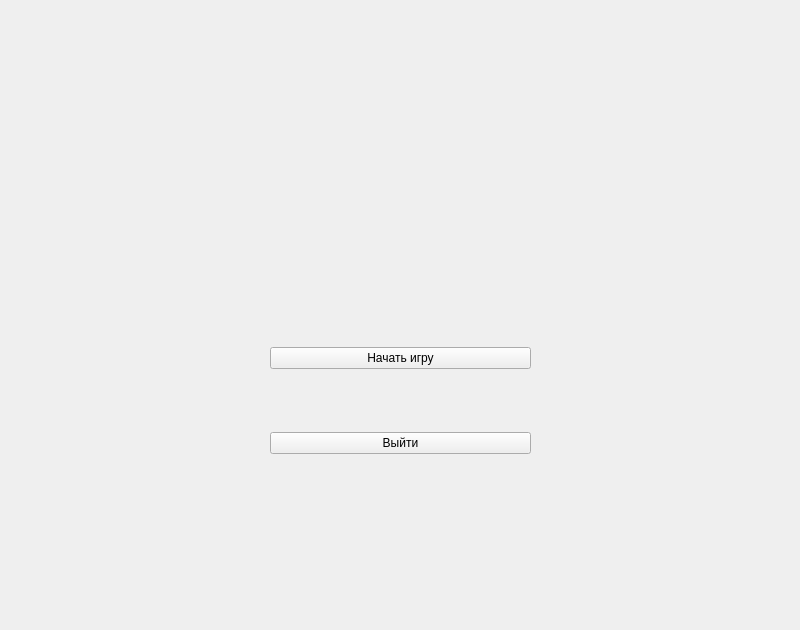
First picture: the form in main_game/src_qt/game_window.ui, repository AnastasiiaGorelova/Eclipse, before the edit.
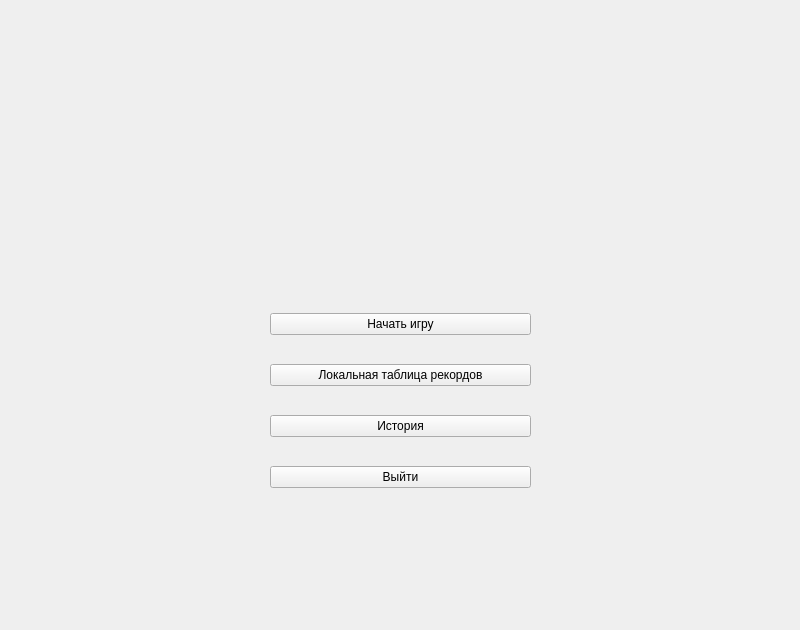
Second picture: the form after the edit.

Commit message: add local table ui

The edit to the form file:
```diff
--- a/main_game/src_qt/game_window.ui
+++ b/main_game/src_qt/game_window.ui
@@ -30,6 +30,20 @@
       </property>
      </widget>
     </item>
+    <item>
+     <widget class="QPushButton" name="local_board">
+      <property name="text">
+       <string>Локальная таблица рекордов</string>
+      </property>
+     </widget>
+    </item>
+    <item>
+     <widget class="QPushButton" name="history">
+      <property name="text">
+       <string>История</string>
+      </property>
+     </widget>
+    </item>
     <item>
      <widget class="QPushButton" name="exit">
       <property name="text">
```
The commit also changes 11 other files.
